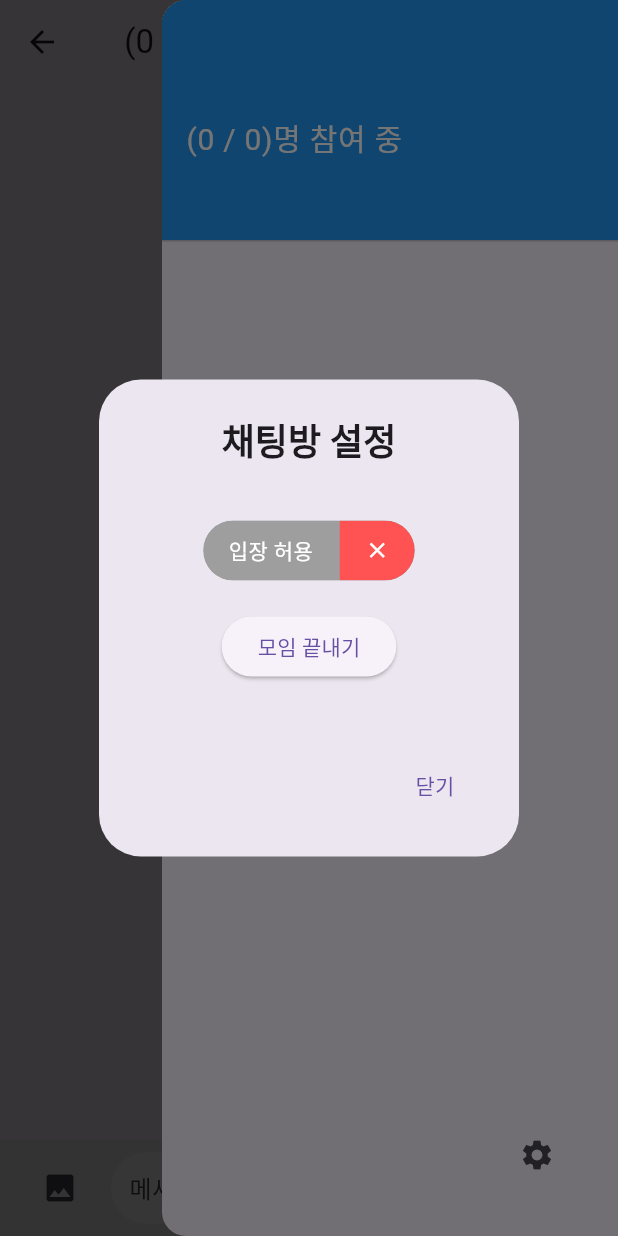
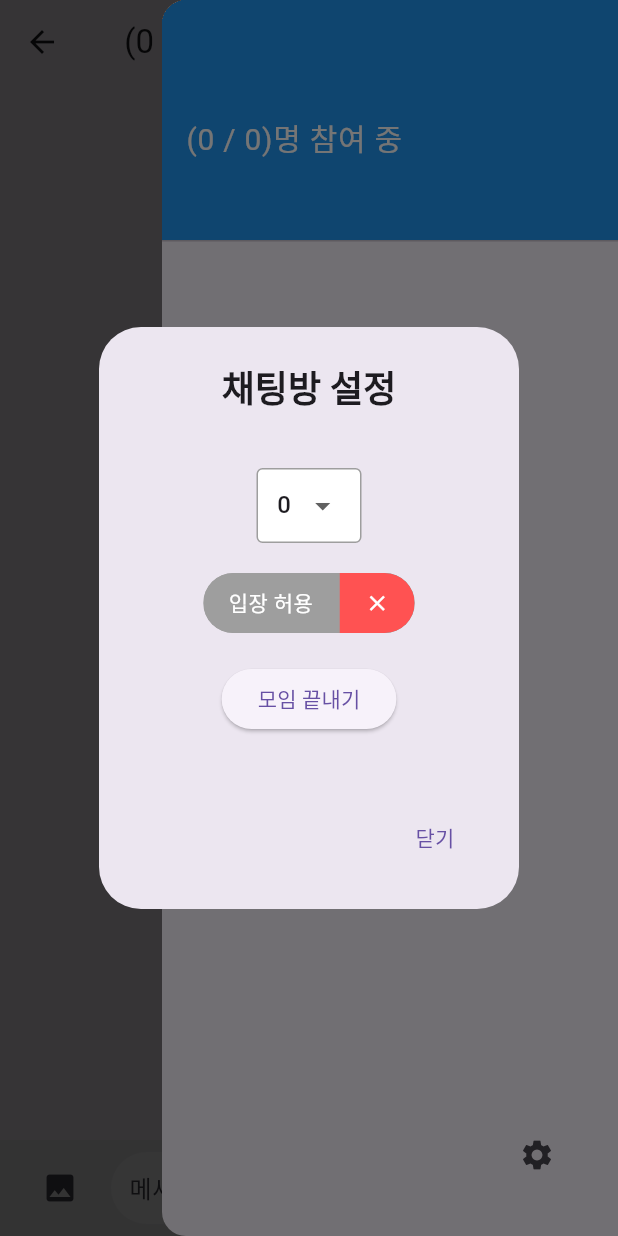
Before and after one commit to MoappFinalTeamProject/MoappTeamProject, a Flutter app: the ChatRoomUIPage screen opened directly with empty values, after a tap on the "menu" icon, after a tap on the "settings" icon, on a phone screen of 412 x 824 dp. Run offline on Flutter 3.47's test engine with Material 2 defaults, Android fonts, the phone set to English and light mode, and no system bars; drawn by our look-alikes of toggle_switch; our stand-ins replace chat_bubbles, cloud_firestore, firebase_auth, firebase_core, firebase_storage, flutter_dotenv and 2 more; missing offline and left inert: dart:ffi, dart_openai; accounts and stored records are empty.

Commit message:
chatGPT func update

```diff
--- a/lib/main.dart
+++ b/lib/main.dart
@@ -1,5 +1,6 @@
 import 'package:flutter/material.dart';
 import 'package:firebase_core/firebase_core.dart';
+import 'package:flutter_dotenv/flutter_dotenv.dart';
 import 'package:moapp_team_project/app.dart';
 import 'package:moapp_team_project/src/app_state.dart';
 import 'package:provider/provider.dart';
@@ -10,6 +11,7 @@ void main() async {
   await Firebase.initializeApp(
     options: DefaultFirebaseOptions.currentPlatform,
   );
+  await dotenv.load(fileName: 'assets/config/.env');
   runApp(ChangeNotifierProvider(
     create: (context) => ApplicationState(),
     builder: ((context, child) => const FinalApp()),
--- a/lib/pages/chat_page/chat_ui_page.dart
+++ b/lib/pages/chat_page/chat_ui_page.dart
@@ -3,7 +3,6 @@ import 'package:chat_bubbles/chat_bubbles.dart';
 import 'package:cloud_firestore/cloud_firestore.dart';
 import 'package:firebase_auth/firebase_auth.dart';
 import 'package:firebase_storage/firebase_storage.dart';
-import 'package:flutter/cupertino.dart';
 import 'package:flutter/material.dart';
 import 'package:image_picker/image_picker.dart';
 import 'package:toggle_switch/toggle_switch.dart';
@@ -21,9 +20,22 @@ class _ChatRoomUIPageState extends State<ChatRoomUIPage>
   final TextEditingController _textController = TextEditingController();
   GlobalKey<ScaffoldState> key = GlobalKey<ScaffoldState>();
   final uid = FirebaseAuth.instance.currentUser!.uid;
-
   XFile? image;
   final ImagePicker picker = ImagePicker();
+  String dropdownValue = "";
+  List<String> list2 = <String>[];
+
+  @override
+  void initState() {
+    dropdownValue = widget.data['group_size'];
+    for (int i = widget.data['participant'].length; i <= 10; i++) {
+      if (i == 1) {
+        i++;
+      }
+      list2.add(i.toString());
+    }
+    super.initState();
+  }
 
   Future getImage() async {
     final XFile? pickedFile =
@@ -324,6 +336,62 @@ class _ChatRoomUIPageState extends State<ChatRoomUIPage>
                                       const SizedBox(
                                         height: 20,
                                       ),
+                                      Container(
+                                        width: 70,
+                                        decoration: BoxDecoration(
+                                          border: Border.all(
+                                              color: Colors.grey), // 테두리 설정
+                                          borderRadius: BorderRadius.circular(
+                                              4), // 모서리 둥글기 설정
+                                          color: Colors.white, // 배경색 설정
+                                        ),
+                                        child: Align(
+                                          alignment: Alignment.center,
+                                          child: DropdownButton<String>(
+                                            value: dropdownValue,
+                                            icon: const Icon(
+                                                Icons.arrow_drop_down),
+                                            elevation: 16,
+                                            underline: Container(),
+                                            onChanged: (String? value) {
+                                              setState(() {
+                                                dropdownValue = value!;
+                                              });
+                                              FirebaseFirestore.instance
+                                                  .collection('feedList')
+                                                  .doc(widget.data['id'])
+                                                  .update({
+                                                "group_size": dropdownValue,
+                                              }).then((value) {
+                                                FirebaseFirestore.instance
+                                                    .collection('chatRoomsList')
+                                                    .doc(widget.data['id'])
+                                                    .update({
+                                                  "group_size": dropdownValue,
+                                                });
+                                              });
+                                              widget.data['group_size'] =
+                                                  dropdownValue;
+                                            },
+                                            items: list2
+                                                .map<DropdownMenuItem<String>>(
+                                                    (String value) {
+                                              return DropdownMenuItem<String>(
+                                                value: value,
+                                                child: Text(
+                                                  value,
+                                                  style: const TextStyle(
+                                                    fontSize: 16,
+                                                  ),
+                                                ),
+                                              );
+                                            }).toList(),
+                                          ),
+                                        ),
+                                      ),
+                                      const SizedBox(
+                                        height: 20,
+                                      ),
                                       ToggleSwitch(
                                         customWidths: const [90.0, 50.0],
                                         cornerRadius: 20.0,
@@ -443,6 +511,8 @@ class _ChatRoomUIPageState extends State<ChatRoomUIPage>
                     .collection('chatRoomsList')
                     .doc(widget.data['id'])
                     .collection('messages')
+                    .where("created_at",
+                        isGreaterThanOrEqualTo: widget.data[uid])
                     .orderBy('created_at', descending: true)
                     .snapshots(),
                 builder: (context, snapshot) {
@@ -733,6 +803,7 @@ Future<void> exitGroup(Map<String, dynamic> data) async {
         .doc(data['id'])
         .update({
       "participant": FieldValue.arrayRemove([uid]),
+      uid: FieldValue.delete(),
     });
   }).then((value) async => {
         await temp.set({
--- a/lib/pages/feed_page/feed_page.dart
+++ b/lib/pages/feed_page/feed_page.dart
@@ -365,6 +365,7 @@ Future<void> participateGroup(Map<String, dynamic> data) async {
         .doc(data['id'])
         .update({
       "participant": FieldValue.arrayUnion([uid]),
+      uid: time,
     });
   }).then((value) async => {
         await temp.set({
--- a/pubspec.yaml
+++ b/pubspec.yaml
@@ -9,11 +9,13 @@ environment:
 dependencies:
   chat_bubbles: ^1.5.0
   cloud_firestore: ^4.13.0
+  dart_openai: ^4.0.0
   firebase_auth: ^4.9.0
   firebase_core: ^2.22.0
   firebase_storage: ^11.5.2
   flutter:
     sdk: flutter
+  flutter_dotenv: ^5.1.0
   google_sign_in: ^6.1.6
   image_picker: ^1.0.4
   provider: ^6.1.1
@@ -29,3 +31,4 @@ flutter:
   assets:
     - assets/temp_profile/kitty.png
     - assets/temp_profile/doggy.png
+    - assets/config/.env
```
Also changed, not shown: lib/app.dart (+10 -1 lines), lib/pages/chat_page/feed_chat_rooms.dart (+4 -10 lines), lib/provider/chatGPT_model.dart (added, +69 -0 lines), lib/test.dart (added, +77 -0 lines), lib/pages/home_page/home.dart (line endings or trailing spaces), 1 other file.
